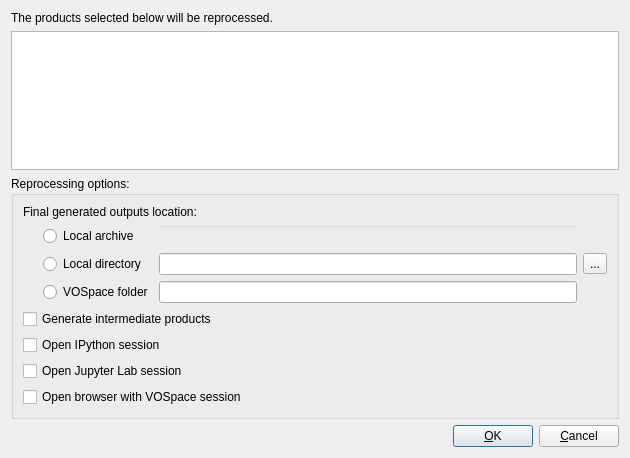
The window that qpfhmi/dlgreproc.ui (aardalath/qpf) describes before a commit, drawn with Qt 5.
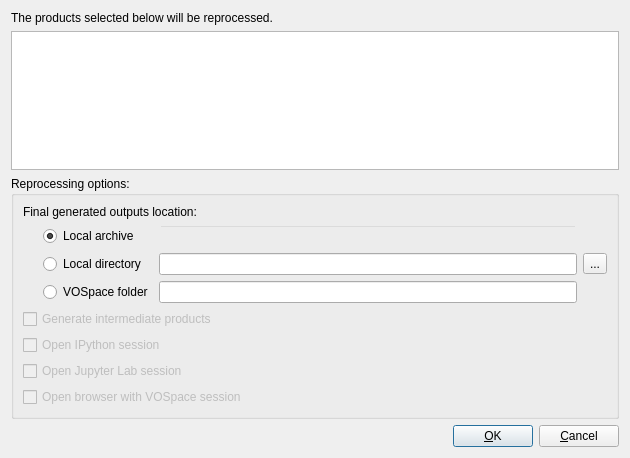
The same window after the commit.

```diff
--- a/qpfhmi/dlgreproc.ui
+++ b/qpfhmi/dlgreproc.ui
@@ -89,6 +89,9 @@
           <property name="text">
            <string>Local archive</string>
           </property>
+          <property name="checked">
+           <bool>true</bool>
+          </property>
           <attribute name="buttonGroup">
            <string notr="true">btngrpOutputsLocation</string>
           </attribute>
@@ -142,6 +145,12 @@
          </property>
          <item>
           <widget class="QCheckBox" name="chkGenIntermProd">
+           <property name="enabled">
+            <bool>false</bool>
+           </property>
+           <property name="toolTip">
+            <string>Generate intermediate products (only available for storage in local directory)</string>
+           </property>
            <property name="text">
             <string>Generate intermediate products</string>
            </property>
@@ -149,6 +158,12 @@
          </item>
          <item>
           <widget class="QCheckBox" name="chkIPython">
+           <property name="enabled">
+            <bool>false</bool>
+           </property>
+           <property name="toolTip">
+            <string>Open IPython session with output products available for analysis (only enabled for storage in local directory)</string>
+           </property>
            <property name="text">
             <string>Open IPython session</string>
            </property>
@@ -159,6 +174,12 @@
          </item>
          <item>
           <widget class="QCheckBox" name="chkJupLab">
+           <property name="enabled">
+            <bool>false</bool>
+           </property>
+           <property name="toolTip">
+            <string>Open Jupyter Lab session with output products available for analysis (only enabled for storage in local directory)</string>
+           </property>
            <property name="text">
             <string>Open Jupyter Lab session</string>
            </property>
@@ -169,6 +190,12 @@
          </item>
          <item>
           <widget class="QCheckBox" name="chkBrowserVOSpace">
+           <property name="enabled">
+            <bool>false</bool>
+           </property>
+           <property name="toolTip">
+            <string>Open default browser with VOSpace target space corresponding to configured VOSpace account (only available when VOSpace folder is selected as target for output products)</string>
+           </property>
            <property name="text">
             <string>Open browser with VOSpace session</string>
            </property>
```
Left out of the diff: 87 changed lines with no effect on the pictures.
